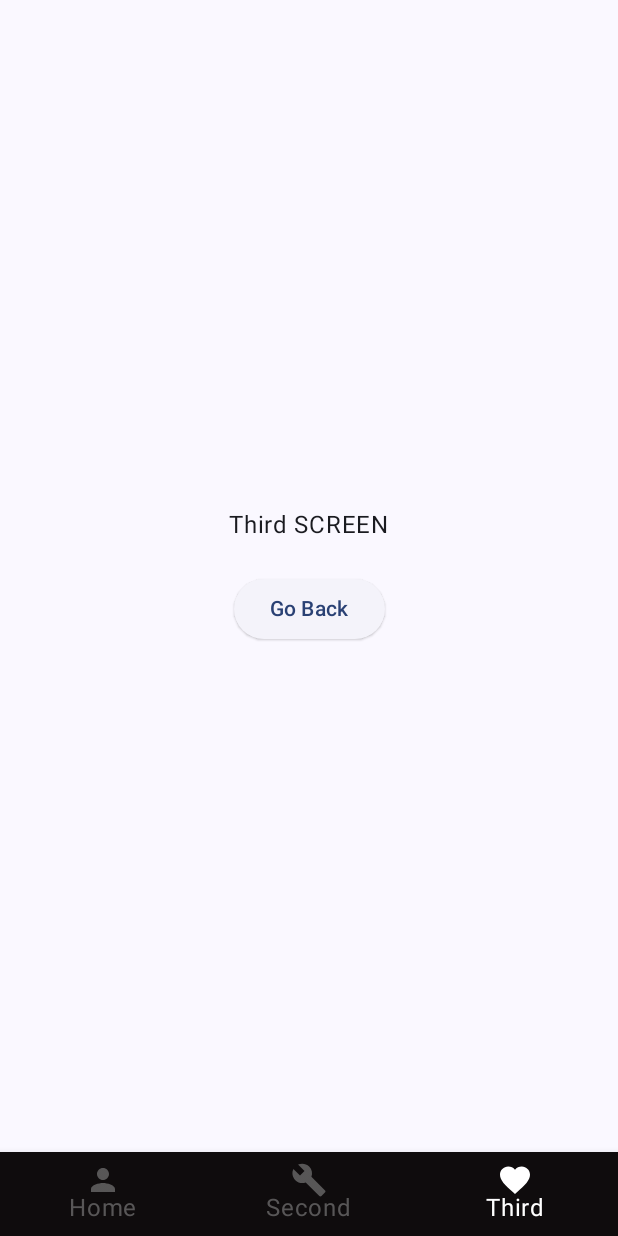
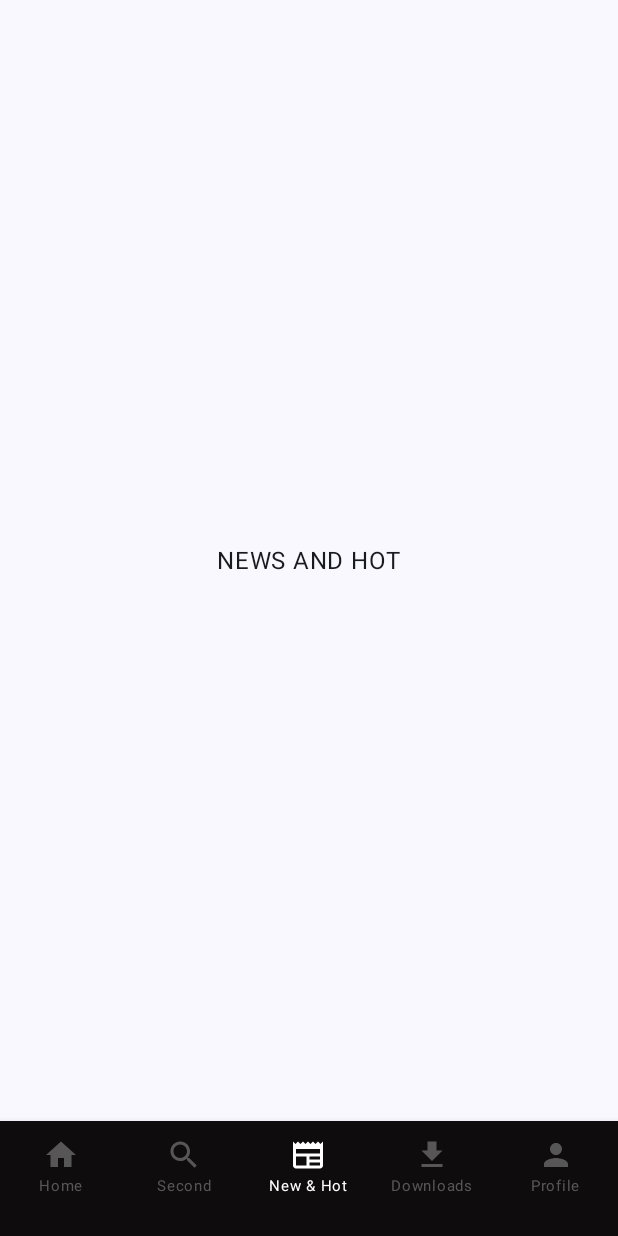
Before and after one commit to aman246149/Jetpack-compose-tips, an Android app built with Jetpack Compose: the screen it shows after launch (MainActivity), item 3 of the bottom bar chosen, on a phone screen of 412 x 824 dp. Run offline under Robolectric (Android 15) with nearby library versions, the phone set to English and light mode, and no system bars.

Commit message:
Bottomnav and navigation to different screen code completed

```diff
--- a/app/build.gradle.kts
+++ b/app/build.gradle.kts
@@ -57,6 +57,7 @@ dependencies {
     val nav_version = "2.8.1"
 
     implementation(libs.androidx.navigation.compose)
+    implementation(libs.androidx.material.icons.extended)
     implementation(libs.androidx.material)
     implementation (libs.gson)
     implementation(libs.androidx.core.ktx)
--- a/app/src/main/java/com/example/udemycompose/routing/routename.kt
+++ b/app/src/main/java/com/example/udemycompose/routing/routename.kt
@@ -3,16 +3,23 @@ package com.example.udemycompose.routing
 import androidx.compose.material.icons.Icons
 import androidx.compose.material.icons.filled.AccountCircle
 import androidx.compose.material.icons.filled.Build
+import androidx.compose.material.icons.filled.Download
 import androidx.compose.material.icons.filled.Favorite
 import androidx.compose.material.icons.filled.Home
+import androidx.compose.material.icons.filled.MailOutline
+import androidx.compose.material.icons.filled.Newspaper
 import androidx.compose.material.icons.filled.Person
+import androidx.compose.material.icons.filled.Search
 import androidx.compose.ui.graphics.BlendMode.Companion.Screen
 import androidx.compose.ui.graphics.vector.ImageVector
 import com.example.udemycompose.R
+import com.example.udemycompose.screens.bottomnav.DownloadScreen
+import com.example.udemycompose.screens.bottomnav.HomeScreen
+import com.example.udemycompose.screens.bottomnav.NewsAndHotScreen
+import com.example.udemycompose.screens.bottomnav.ProfileScreen
+import com.example.udemycompose.screens.bottomnav.SearchScreen
 import kotlinx.serialization.Serializable
 
-@Serializable
-    object HomeScreen
 
 @Serializable
 data class Screen1(
@@ -21,16 +28,31 @@ data class Screen1(
 )
 
 @Serializable
-    object Screen2
+object Screen2
+
 @Serializable
-    object Screen3
+object Screen3
+
+//!BOTTOM NAVIGATION SCREENS
+@Serializable
+object Home
+@Serializable
+object Search
+@Serializable
+object NewAndHot
+@Serializable
+object Downloads
+@Serializable
+object Profile
 
 
 ////!Bottom navigation
-data class TopLevelRoute<T : Any>(val name: String, val icon: ImageVector)
+data class TopLevelRoute<T : Any>(val name: String, val icon: ImageVector, val screen: T)
 
 val topLevelRoutes = listOf(
-    TopLevelRoute<Any>("Home", Icons.Filled.Person),
-    TopLevelRoute<Any>("Second", Icons.Filled.Build),
-    TopLevelRoute<Any>("Third", Icons.Filled.Favorite)
+    TopLevelRoute<Any>("Home", Icons.Filled.Home, Home),
+    TopLevelRoute<Any>("Second", Icons.Default.Search, Search),
+    TopLevelRoute<Any>("New & Hot", Icons.Filled.Newspaper, NewAndHot),
+    TopLevelRoute<Any>("Downloads", Icons.Filled.Download, Downloads),
+    TopLevelRoute<Any>("Profile", Icons.Filled.Person, Profile)
 )
--- a/app/src/main/java/com/example/udemycompose/routing/routing.kt
+++ b/app/src/main/java/com/example/udemycompose/routing/routing.kt
@@ -7,75 +7,136 @@ import androidx.navigation.NavController
 import androidx.navigation.compose.NavHost
 import androidx.navigation.compose.composable
 import androidx.navigation.compose.rememberNavController
-import com.example.udemycompose.screens.BottomBarScreen
+
 
 import androidx.compose.animation.AnimatedContentTransitionScope
 import androidx.compose.animation.core.tween
 import androidx.compose.animation.fadeIn
 import androidx.compose.animation.fadeOut
+import androidx.compose.foundation.layout.Box
+import androidx.compose.foundation.layout.WindowInsets
+import androidx.compose.foundation.layout.asPaddingValues
+import androidx.compose.foundation.layout.fillMaxSize
+import androidx.compose.foundation.layout.fillMaxWidth
+import androidx.compose.foundation.layout.navigationBarsPadding
+import androidx.compose.foundation.layout.padding
+import androidx.compose.foundation.layout.safeDrawing
+import androidx.compose.runtime.getValue
+import androidx.compose.ui.Modifier
+import androidx.navigation.compose.currentBackStackEntryAsState
 import androidx.navigation.toRoute
 import com.example.udemycompose.screens.FirstScreen
 import com.example.udemycompose.screens.SecondScreen
 import com.example.udemycompose.screens.ThirdScreen
-
+import androidx.compose.material.BottomNavigationItem
+import androidx.compose.material3.Scaffold
+import androidx.compose.material3.Text
+import androidx.compose.ui.graphics.Color
+import androidx.compose.material.BottomNavigation
+import androidx.compose.runtime.mutableStateOf
+import androidx.compose.runtime.remember
+import androidx.compose.runtime.setValue
+import androidx.compose.ui.unit.dp
+import androidx.compose.ui.unit.sp
+import com.example.udemycompose.screens.bottomnav.DownloadScreen
+import com.example.udemycompose.screens.bottomnav.HomeScreen
+import com.example.udemycompose.screens.bottomnav.NewsAndHotScreen
+import com.example.udemycompose.screens.bottomnav.ProfileScreen
+import com.example.udemycompose.screens.bottomnav.SearchScreen
 
 val LocalNavController = compositionLocalOf<NavController> { error("No NavController found!") }
-
 
 
 @Composable
 fun AppNavigation() {
     val navController = rememberNavController()
+    var selectedIndex by remember { mutableStateOf(0) }
+    val navBackStackEntry by navController.currentBackStackEntryAsState()
+    val currentRoute = navBackStackEntry?.destination?.route
 
     CompositionLocalProvider(LocalNavController provides navController) {
-        NavHost(
-            navController = navController,
-            startDestination = HomeScreen,
-            builder = {
-                composable<HomeScreen>(
-                    enterTransition = {
+        Scaffold( modifier = Modifier.fillMaxSize(),
+            bottomBar = {
+            BottomNavigation(
+                backgroundColor = Color(0xFF0F0C0D)) {
+                topLevelRoutes.forEachIndexed { index, topLevelRoute ->
+                    BottomNavigationItem(
+                        modifier = Modifier.padding(top = 5.dp, bottom = 15.dp),
+                        icon = {
+                            androidx.compose.material.Icon(
+                                topLevelRoute.icon,
+                                contentDescription = topLevelRoute.name,
+                                tint = when (selectedIndex) {
+                                    index -> Color.White
+                                    else -> Color.Gray.copy(alpha = 0.6f)
+                                },
+                            )
+                        }, label = {
+                            Text(
+
+                                topLevelRoute.name,
+                                color = when (selectedIndex) {
+                                    index -> Color.White
+                                    else -> Color.Gray.copy(alpha = 0.6f)
+                                },
+                                fontSize = 10.sp
+
+                            )
+                        }, selected = selectedIndex == index, onClick = {
+                            selectedIndex = index
+                            navController.navigate(topLevelRoute.screen) {
+                                popUpTo(navController.graph.startDestinationId) {
+                                    saveState = true
+                                }
+                                launchSingleTop = true
+                                restoreState = true
+                            }
+                        })
+                }
+            }
+        }) { innerPadding ->
+            Box(modifier = Modifier.padding(innerPadding)) {
+                NavHost(navController = navController, startDestination = Home, enterTransition = {
                     fadeIn(animationSpec = tween(300))
-                    },
-                    exitTransition = {
+                }, exitTransition = {
                     fadeOut(animationSpec = tween(300))
+                }, builder = {
+
+                    //!BOTTOM NAVIGATION SCREENS
+                    composable<Home>() { backStackEntry ->
+                        HomeScreen()
                     }
-                ) { backStackEntry ->
 
-                    BottomBarScreen()
+                    composable<Search>() { backStackEntry ->
+                        SearchScreen()
                     }
+
+                    composable<NewAndHot> { backStackEntry ->
+                        NewsAndHotScreen()
+                    }
+                    composable<Downloads> { backStackEntry ->
+                        DownloadScreen()
+                    }
+                    composable<Profile> { backStackEntry ->
+                        ProfileScreen()
+                    }
+
+                    //!NORMAL SCREENS
+
                     composable<Screen1>(
-
-                    enterTransition = {
-                        slideIntoContainer(AnimatedContentTransitionScope.SlideDirection.Left, animationSpec = tween(300))
-                    },
-                    exitTransition = {
-                        slideOutOfContainer(AnimatedContentTransitionScope.SlideDirection.Left, animationSpec = tween(300))
-                    }
                     ) { backStackEntry ->
                         val args = backStackEntry.toRoute<Screen1>()
                         FirstScreen(args.stringArg, args.intArg)
                     }
+                    composable<Screen2>(
+                    ) { SecondScreen() }
+                    composable<Screen3>(
+                    ) { ThirdScreen() }
+                })
 
 
-                composable<Screen2>(
-
-                    enterTransition = {
-                        slideIntoContainer(AnimatedContentTransitionScope.SlideDirection.Left, animationSpec = tween(300))
-                    },
-                    exitTransition = {
-                        slideOutOfContainer(AnimatedContentTransitionScope.SlideDirection.Left, animationSpec = tween(300))
-                    }
-                ) { SecondScreen() }
-                composable<Screen3>(
-
-                    enterTransition = {
-                        slideIntoContainer(AnimatedContentTransitionScope.SlideDirection.Left, animationSpec = tween(300))
-                    },
-                    exitTransition = {
-                        slideOutOfContainer(AnimatedContentTransitionScope.SlideDirection.Left, animationSpec = tween(300))
-                    }
-                ) { ThirdScreen() }
-            }
-        )
             }
         }
+    }
+
+}
--- a/app/src/main/java/com/example/udemycompose/screens/HomeScreen.kt
+++ b/app/src/main/java/com/example/udemycompose/screens/bottomnav/HomeScreen.kt
@@ -1,4 +1,4 @@
-package com.example.udemycompose.screens
+package com.example.udemycompose.screens.bottomnav
 
 import androidx.compose.foundation.layout.Arrangement
 import androidx.compose.foundation.layout.Column
@@ -6,7 +6,6 @@ import androidx.compose.foundation.layout.Spacer
 import androidx.compose.foundation.layout.fillMaxSize
 import androidx.compose.foundation.layout.height
 import androidx.compose.foundation.layout.padding
-import androidx.compose.material.BottomNavigation
 import androidx.compose.material3.ElevatedButton
 import androidx.compose.material3.Scaffold
 import androidx.compose.material3.Text
--- /dev/null
+++ b/app/src/main/java/com/example/udemycompose/screens/bottomnav/NewsAndHotScreen.kt
@@ -0,0 +1,21 @@
+package com.example.udemycompose.screens.bottomnav
+
+import androidx.compose.foundation.layout.Box
+import androidx.compose.foundation.layout.fillMaxSize
+import androidx.compose.material3.Text
+import androidx.compose.runtime.Composable
+import androidx.compose.ui.Alignment
+import androidx.compose.ui.Modifier
+
+@Composable
+fun NewsAndHotScreen(){
+    Box(
+    modifier = Modifier
+        .fillMaxSize()
+) {
+    Text(
+        text = "NEWS AND HOT",
+        modifier = Modifier.align(Alignment.Center)
+    )
+}
+}
--- /dev/null
+++ b/app/src/main/java/com/example/udemycompose/screens/bottomnav/SearchScreen.kt
@@ -0,0 +1,21 @@
+package com.example.udemycompose.screens.bottomnav
+
+import androidx.compose.foundation.layout.Box
+import androidx.compose.foundation.layout.fillMaxSize
+import androidx.compose.material3.Text
+import androidx.compose.runtime.Composable
+import androidx.compose.ui.Alignment
+import androidx.compose.ui.Modifier
+
+@Composable
+fun SearchScreen(){
+    Box(
+    modifier = Modifier
+        .fillMaxSize()
+) {
+    Text(
+        text = "SEARCH",
+        modifier = Modifier.align(Alignment.Center)
+    )
+}
+}
--- a/app/src/main/java/com/example/udemycompose/screens/mainscreen.kt
+++ /dev/null
@@ -1,66 +0,0 @@
-package com.example.udemycompose.screens
-
-import androidx.compose.foundation.layout.Box
-import androidx.compose.foundation.layout.padding
-import androidx.compose.material.BottomNavigation
-import androidx.compose.material.BottomNavigationItem
-import androidx.compose.material.DrawerDefaults.backgroundColor
-import androidx.compose.material.Icon
-import androidx.compose.material3.Scaffold
-import androidx.compose.material3.Text
-import androidx.compose.runtime.Composable
-import androidx.compose.runtime.getValue
-import androidx.compose.runtime.mutableStateOf
-import androidx.compose.runtime.remember
-import androidx.compose.runtime.setValue
-import androidx.compose.ui.Modifier
-import androidx.compose.ui.graphics.Color
-import com.example.udemycompose.routing.LocalNavController
-import com.example.udemycompose.routing.topLevelRoutes
-
-@Composable
-fun BottomBarScreen(modifier: Modifier = Modifier) {
-    val navController = LocalNavController.current
-    var selectedIndex by remember { mutableStateOf(0) }
-
-    Scaffold(
-        bottomBar = {
-            BottomNavigation(backgroundColor= Color(0xFF0F0C0D)) {
-                topLevelRoutes.forEachIndexed { index, topLevelRoute ->
-                    BottomNavigationItem(
-
-                        icon = {
-                            Icon(
-                                topLevelRoute.icon,
-                                contentDescription = topLevelRoute.name,
-                                tint = when (selectedIndex) {
-                                    index -> Color.White
-                                    else -> Color.Gray.copy(alpha = 0.6f)
-                                },
-                            )
-                        },
-                        label = { Text(topLevelRoute.name,
-                            color = when (selectedIndex){
-                                index -> Color.White
-                                else -> Color.Gray.copy(alpha = 0.6f)
-                            }
-                            ) },
-                        selected = selectedIndex == index,
-                        onClick = {
-                            selectedIndex = index
-
-                        }
-                    )
-                }
-            }
-        }
-    ) { innerPadding ->
-        Box(modifier = Modifier.padding(innerPadding)) {
-            when (selectedIndex) {
-                0 -> HomeScreen()
-                1 -> SecondScreen()
-                2 -> ThirdScreen()
-            }
-        }
-    }
-}
--- a/gradle/libs.versions.toml
+++ b/gradle/libs.versions.toml
@@ -34,6 +34,7 @@ androidx-ui-test-manifest = { group = "androidx.compose.ui", name = "ui-test-man
 androidx-ui-test-junit4 = { group = "androidx.compose.ui", name = "ui-test-junit4" }
 androidx-material3 = { group = "androidx.compose.material3", name = "material3" }
 kotlinx-serialization-json = { module = "org.jetbrains.kotlinx:kotlinx-serialization-json", version.ref = "serialization"}
+androidx-material-icons-extended = {  group = "androidx.compose.material", name = "material-icons-extended"}
 
 [plugins]
 android-application = { id = "com.android.application", version.ref = "agp" }
```
Also changed, not shown: app/src/main/java/com/example/udemycompose/screens/bottomnav/DownloadScreen.kt (added, +21 -0 lines), app/src/main/java/com/example/udemycompose/screens/bottomnav/ProfileScreen.kt (added, +21 -0 lines). Lines whose indentation alone changed are shown as unchanged.
